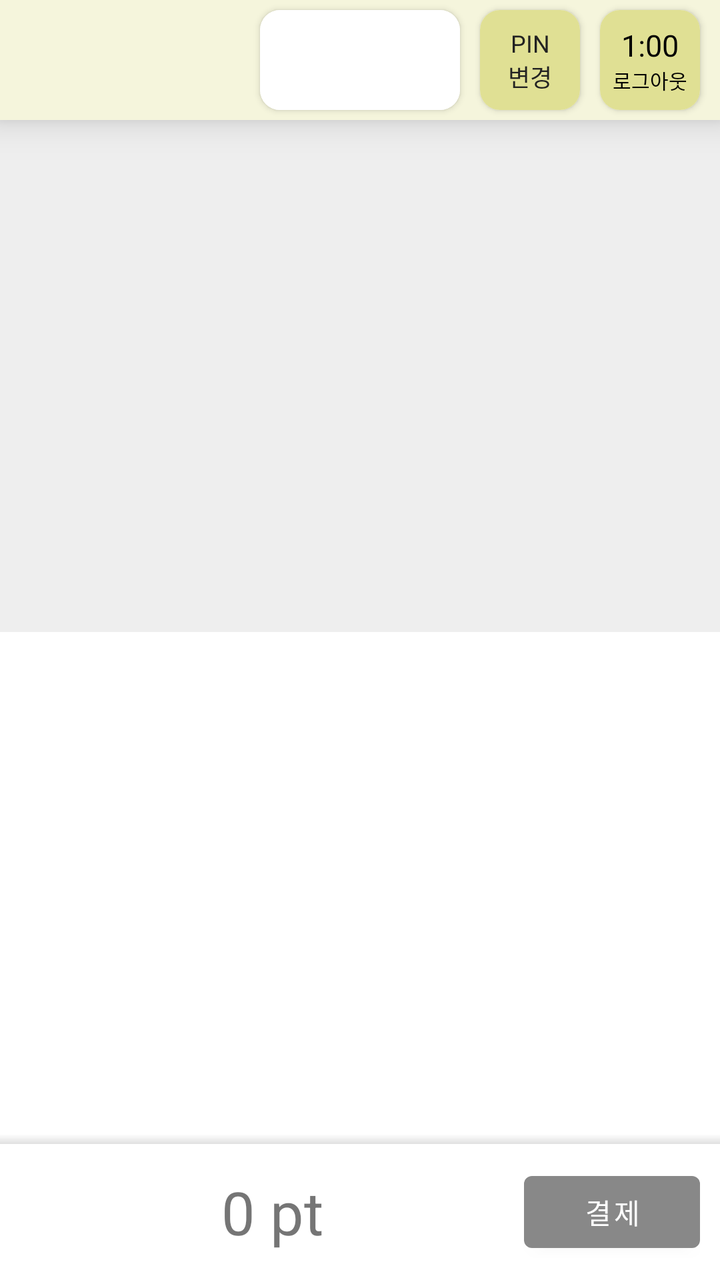
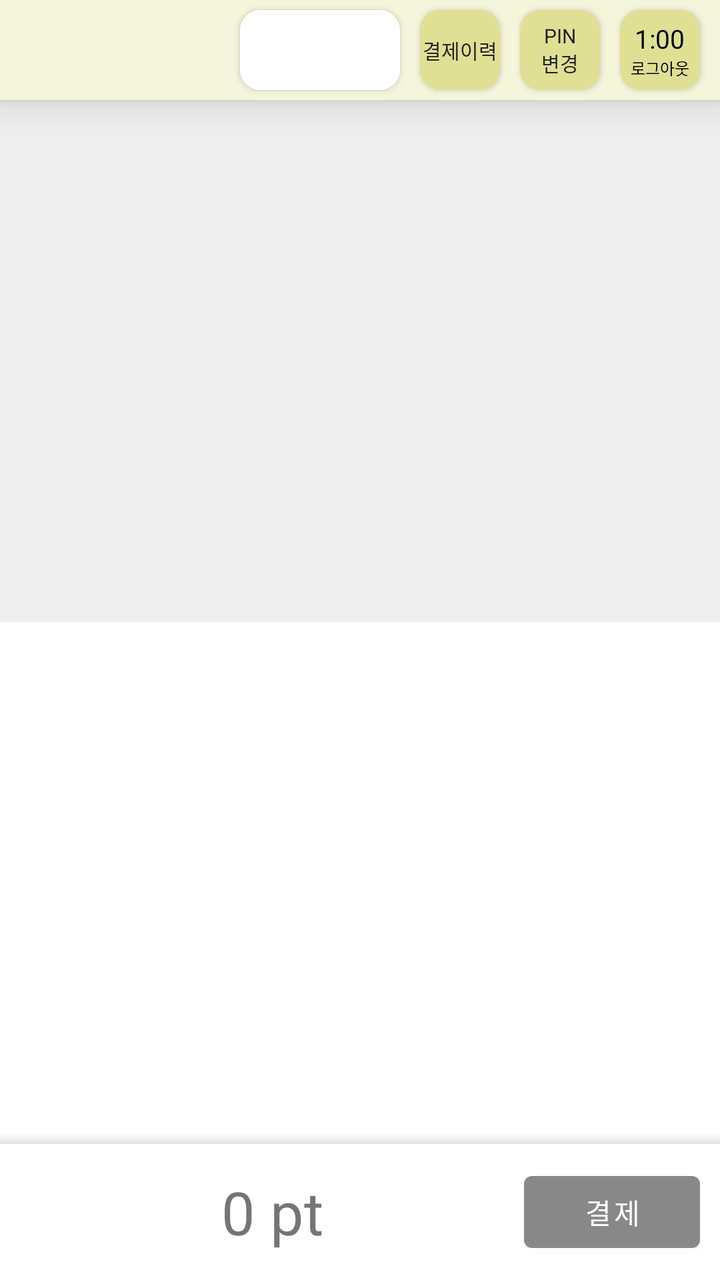

Before-and-after screenshots of an Android layout around one commit, followed by the original layout XML and the change that was made.
<!-- AndroidManifest.xml: application theme AppTheme -->
<!-- res/layout/fragment_main_client.xml -->
<?xml version="1.0" encoding="utf-8"?>
<layout xmlns:android="http://schemas.android.com/apk/res/android"
    xmlns:app="http://schemas.android.com/apk/res-auto"
    xmlns:tools="http://schemas.android.com/tools">

    <data>
        <import type="android.view.View"/>
        <variable
            name="vm"
            type="ggack.agitpos.ui.main.MainViewModel" />
    </data>

    <androidx.constraintlayout.widget.ConstraintLayout
        android:layout_width="match_parent"
        android:layout_height="match_parent"
        tools:context=".ui.main.MainActivity">

        <androidx.constraintlayout.widget.ConstraintLayout
            android:id="@+id/llTop"
            android:layout_width="match_parent"
            android:layout_height="wrap_content"
            android:layout_gravity="center"
            android:background="@color/secondary"
            android:elevation="10dp"
            android:orientation="horizontal"
            app:layout_constraintTop_toTopOf="parent"
            tools:layout_editor_absoluteX="-16dp">

            <TextView
                android:id="@+id/tvName"
                android:layout_width="wrap_content"
                android:layout_height="wrap_content"
                android:layout_marginHorizontal="10dp"
                android:layout_marginVertical="10dp"
                android:text='@{vm.liveCurrentUserMonthly ? String.format("%s (월회원)", vm.liveCurrentUserName) : vm.liveCurrentUserName}'
                android:textColor='@{vm.liveCurrentUserMonthly ? @color/red : @color/black}'
                android:textSize="20sp"
                app:layout_constraintBottom_toBottomOf="parent"
                app:layout_constraintStart_toStartOf="parent"
                app:layout_constraintTop_toTopOf="parent" />

            <androidx.cardview.widget.CardView
                android:id="@+id/cvPoint"
                android:layout_width="100dp"
                android:layout_height="0dp"
                android:layout_marginHorizontal="10dp"
                android:layout_marginVertical="5dp"
                android:background="@color/primary"
                android:minWidth="50dp"
                android:padding="10dp"
                app:cardCornerRadius="10dp"
                app:layout_constraintBottom_toBottomOf="parent"
                app:layout_constraintDimensionRatio="2"
                app:layout_constraintEnd_toStartOf="@id/cvPinChange"
                app:layout_constraintTop_toTopOf="parent">

                <TextView
                    android:id="@+id/tvPoint"
                    android:layout_width="match_parent"
                    android:layout_height="match_parent"
                    android:layout_weight="1"
                    android:background="@color/white"
                    android:gravity="center"
                    android:text='@{String.format("￦ %d", vm.liveCurrentUserMoney)}'
                    android:textAlignment="center"
                    android:textColor="@color/darkGray"
                    android:textSize="15sp" />
            </androidx.cardview.widget.CardView>

            <androidx.cardview.widget.CardView
                android:id="@+id/cvPinChange"
                android:layout_width="50dp"
                android:layout_height="0dp"
                android:layout_marginHorizontal="10dp"
                android:layout_marginVertical="5dp"
                android:background="@color/primary"
                android:minWidth="50dp"
                android:padding="10dp"
                app:cardCornerRadius="10dp"
                app:layout_constraintBottom_toBottomOf="parent"
                app:layout_constraintDimensionRatio="1"
                app:layout_constraintEnd_toStartOf="@id/cvTimeOut"
                app:layout_constraintTop_toTopOf="parent">

                <TextView
                    android:id="@+id/tvPwd"
                    android:layout_width="match_parent"
                    android:layout_height="match_parent"
                    android:layout_weight="1"
                    android:background="@color/secondaryVarient"
                    android:gravity="center"
                    android:text="PIN\n변경"
                    android:textAlignment="center"
                    android:textColor="@color/darkGray"
                    android:textSize="12sp" />
            </androidx.cardview.widget.CardView>

            <androidx.cardview.widget.CardView
                android:id="@+id/cvTimeOut"
                android:layout_width="50dp"
                android:layout_height="0dp"
                android:layout_marginHorizontal="10dp"
                android:layout_marginVertical="5dp"
                android:background="@color/primary"
                android:minWidth="50dp"
                android:padding="10dp"
                app:cardCornerRadius="10dp"
                app:layout_constraintBottom_toBottomOf="parent"
                app:layout_constraintDimensionRatio="1"
                app:layout_constraintEnd_toEndOf="parent"
                app:layout_constraintTop_toTopOf="parent">

                <LinearLayout
                    android:layout_width="match_parent"
                    android:layout_height="match_parent"
                    android:background="@color/secondaryVarient"
                    android:gravity="center"
                    android:orientation="vertical">

                    <TextView
                        android:id="@+id/tvLogOutTime"
                        android:layout_width="wrap_content"
                        android:layout_height="wrap_content"
                        android:text="1:00"
                        android:textAlignment="textEnd"
                        android:textColor="@color/black"
                        android:textSize="15sp" />

                    <TextView
                        android:id="@+id/tvLogOut"
                        android:layout_width="wrap_content"
                        android:layout_height="wrap_content"
                        android:text="로그아웃"
                        android:textAlignment="textEnd"
                        android:textColor="@color/black"
                        android:textSize="10sp" />
                </LinearLayout>
            </androidx.cardview.widget.CardView>
        </androidx.constraintlayout.widget.ConstraintLayout>

        <View
            android:layout_width="match_parent"
            android:layout_height="5dp"
            android:background="@drawable/shadow"
            app:layout_constraintBottom_toTopOf="@id/llBottom" />

        <androidx.appcompat.widget.LinearLayoutCompat
            android:id="@+id/llBottom"
            android:layout_width="match_parent"
            android:layout_height="wrap_content"
            android:background="@color/white"
            android:gravity="end"
            android:orientation="horizontal"
            android:padding="10dp"
            app:layout_constraintBottom_toBottomOf="parent"
            tools:layout_editor_absoluteX="0dp">

            <TextView
                android:id="@+id/tvTotal"
                android:layout_width="0dp"
                android:layout_height="wrap_content"
                android:layout_gravity="center"
                android:layout_weight="1"
                android:gravity="center"
                android:text="0 pt"
                android:textSize="30dp" />

            <Button
                android:id="@+id/btnPayment"
                android:layout_width="wrap_content"
                android:layout_height="wrap_content"
                android:text="결제"
                android:theme="@style/Widget.AppCompat.Button" />

        </androidx.appcompat.widget.LinearLayoutCompat>

        <androidx.recyclerview.widget.RecyclerView
            android:id="@+id/rvItems"
            android:layout_width="match_parent"
            android:layout_height="0dp"
            android:padding="10dp"
            android:background="@color/gray"
            app:layout_constraintVertical_weight="0.5"
            app:layout_constraintBottom_toTopOf="@id/rvSelectedItems"
            app:layout_constraintTop_toBottomOf="@id/llTop"
            tools:layout_editor_absoluteX="0dp" />

        <androidx.recyclerview.widget.RecyclerView
            android:id="@+id/rvSelectedItems"
            android:layout_width="match_parent"
            android:layout_height="0dp"
            android:padding="10dp"
            android:fadeScrollbars="false"
            android:scrollbars="vertical"
            app:layout_constraintVertical_weight="0.5"
            app:layout_constraintBottom_toTopOf="@id/llBottom"
            app:layout_constraintTop_toBottomOf="@id/rvItems"
            tools:layout_editor_absoluteX="0dp" />

    </androidx.constraintlayout.widget.ConstraintLayout>
</layout>
<!-- resources referenced by this layout -->
<resources>
  <color name="black">#FF000000</color>
  <color name="darkGray">#FF222222</color>
  <color name="gray">#FFEEEEEE</color>
  <color name="primary">#FF888888</color>
  <color name="red">#FFFF0000</color>
  <color name="secondary">#FFF5F5DC</color>
  <color name="secondaryVarient">#FFe0e094</color>
  <color name="white">#FFFFFFFF</color>
  <!-- drawable shadow (drawable) -->
  <?xml version="1.0" encoding="utf-8"?>
  <shape xmlns:android="http://schemas.android.com/apk/res/android">
      <gradient
          android:startColor="#1F000000"
          android:endColor="@android:color/transparent"
          android:angle="90" />
  </shape>
  <style name="AppTheme" parent="Theme.MaterialComponents.DayNight.NoActionBar">
          
          <item name="colorPrimary">@color/primary</item>
          <item name="colorPrimaryVariant">@color/primary</item>
          <item name="colorOnPrimary">@color/white</item>
          
          <item name="colorSecondary">@color/secondary</item>
          <item name="colorSecondaryVariant">@color/secondaryVarient</item>
          <item name="colorOnSecondary">@color/black</item>
          
          <item name="android:statusBarColor" tools:targetApi="l">?attr/colorPrimaryVariant</item>
          
          <item name="android:windowNoTitle">true</item>
      </style>
</resources>

<!-- the commit's change to res/layout/fragment_main_client.xml (unified diff, before → after) -->
@@ -41,7 +41,7 @@
 
             <androidx.cardview.widget.CardView
                 android:id="@+id/cvPoint"
-                android:layout_width="100dp"
+                android:layout_width="80dp"
                 android:layout_height="0dp"
                 android:layout_marginHorizontal="10dp"
                 android:layout_marginVertical="5dp"
@@ -51,7 +51,7 @@
                 app:cardCornerRadius="10dp"
                 app:layout_constraintBottom_toBottomOf="parent"
                 app:layout_constraintDimensionRatio="2"
-                app:layout_constraintEnd_toStartOf="@id/cvPinChange"
+                app:layout_constraintEnd_toStartOf="@id/cvHistory"
                 app:layout_constraintTop_toTopOf="parent">
 
                 <TextView
@@ -64,17 +64,43 @@
                     android:text='@{String.format("￦ %d", vm.liveCurrentUserMoney)}'
                     android:textAlignment="center"
                     android:textColor="@color/darkGray"
-                    android:textSize="15sp" />
-            </androidx.cardview.widget.CardView>
-
+                    android:textSize="14sp" />
+            </androidx.cardview.widget.CardView>
+
+            <androidx.cardview.widget.CardView
+               android:id="@+id/cvHistory"
+               android:layout_width="40dp"
+               android:layout_height="0dp"
+               android:layout_marginHorizontal="10dp"
+               android:layout_marginVertical="5dp"
+               android:background="@color/primary"
+               android:minWidth="50dp"
+               android:padding="10dp"
+               app:cardCornerRadius="10dp"
+               app:layout_constraintBottom_toBottomOf="parent"
+               app:layout_constraintDimensionRatio="1"
+               app:layout_constraintEnd_toStartOf="@id/cvPinChange"
+               app:layout_constraintTop_toTopOf="parent">
+
+                <TextView
+                   android:id="@+id/tvHistory"
+                   android:layout_width="match_parent"
+                   android:layout_height="match_parent"
+                   android:layout_weight="1"
+                   android:background="@color/secondaryVarient"
+                   android:gravity="center"
+                   android:text="결제이력"
+                   android:textAlignment="center"
+                   android:textColor="@color/darkGray"
+                   android:textSize="10sp" />
+            </androidx.cardview.widget.CardView>
             <androidx.cardview.widget.CardView
                 android:id="@+id/cvPinChange"
-                android:layout_width="50dp"
+                android:layout_width="40dp"
                 android:layout_height="0dp"
                 android:layout_marginHorizontal="10dp"
                 android:layout_marginVertical="5dp"
                 android:background="@color/primary"
-                android:minWidth="50dp"
                 android:padding="10dp"
                 app:cardCornerRadius="10dp"
                 app:layout_constraintBottom_toBottomOf="parent"
@@ -92,17 +118,16 @@
                     android:text="PIN\n변경"
                     android:textAlignment="center"
                     android:textColor="@color/darkGray"
-                    android:textSize="12sp" />
+                    android:textSize="10sp" />
             </androidx.cardview.widget.CardView>
 
             <androidx.cardview.widget.CardView
                 android:id="@+id/cvTimeOut"
-                android:layout_width="50dp"
+                android:layout_width="40dp"
                 android:layout_height="0dp"
                 android:layout_marginHorizontal="10dp"
                 android:layout_marginVertical="5dp"
                 android:background="@color/primary"
-                android:minWidth="50dp"
                 android:padding="10dp"
                 app:cardCornerRadius="10dp"
                 app:layout_constraintBottom_toBottomOf="parent"
@@ -124,7 +149,7 @@
                         android:text="1:00"
                         android:textAlignment="textEnd"
                         android:textColor="@color/black"
-                        android:textSize="15sp" />
+                        android:textSize="13sp" />
 
                     <TextView
                         android:id="@+id/tvLogOut"
@@ -133,7 +158,7 @@
                         android:text="로그아웃"
                         android:textAlignment="textEnd"
                         android:textColor="@color/black"
-                        android:textSize="10sp" />
+                        android:textSize="8sp" />
                 </LinearLayout>
             </androidx.cardview.widget.CardView>
         </androidx.constraintlayout.widget.ConstraintLayout>
